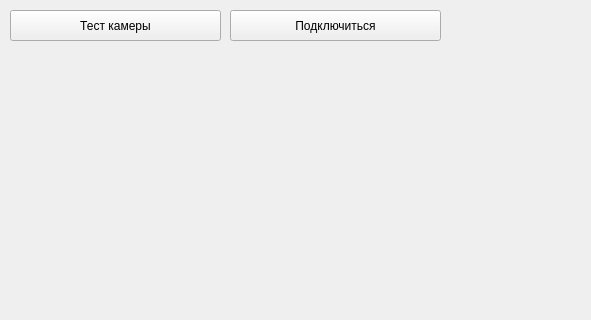
Above: widgets/main.ui from GarnikOriginal/talks_proto before the change; both pictures show x 0 to 591 and y 0 to 320 of the 1024 by 640 pixel window. Below: the same form after it.
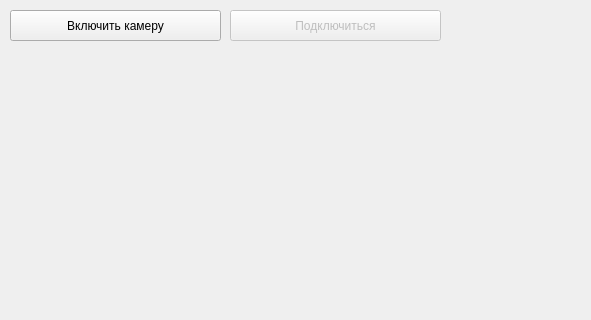
That is the form after the change.

The edit to the form file:
```diff
--- a/widgets/main.ui
+++ b/widgets/main.ui
@@ -24,10 +24,13 @@
      </rect>
     </property>
     <property name="text">
-     <string>Тест камеры</string>
+     <string>Включить камеру</string>
     </property>
    </widget>
    <widget class="QPushButton" name="pushButtonConnect">
+    <property name="enabled">
+     <bool>false</bool>
+    </property>
     <property name="geometry">
      <rect>
       <x>230</x>
```
Left out of the diff: 4 changed lines with no effect on the pictures.
